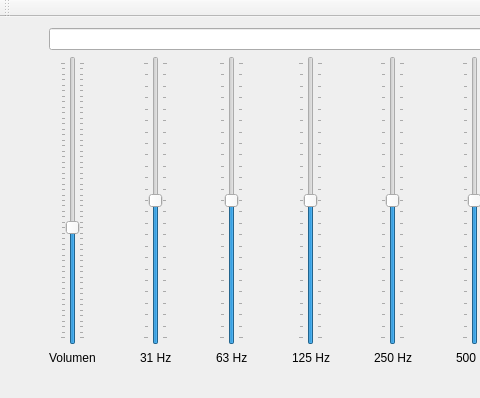
Above: mainwindow.ui from josbaduma/EqualizerDSP before the change; both pictures show x 0 to 480 and y 0 to 398 of the 925 by 398 pixel window. Below: the same form after it.
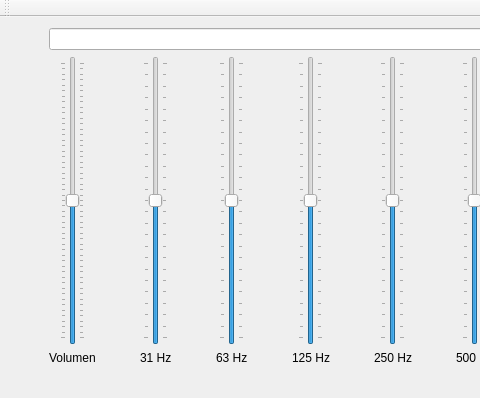
That is the form after the change.

Commit message: Update the constants of the filters

The edit to the form file:
```diff
--- a/mainwindow.ui
+++ b/mainwindow.ui
@@ -44,10 +44,10 @@
          <number>50</number>
         </property>
         <property name="pageStep">
-         <number>10</number>
+         <number>5</number>
         </property>
         <property name="value">
-         <number>20</number>
+         <number>25</number>
         </property>
         <property name="orientation">
          <enum>Qt::Vertical</enum>
```
The commit also changes 2 other files.
